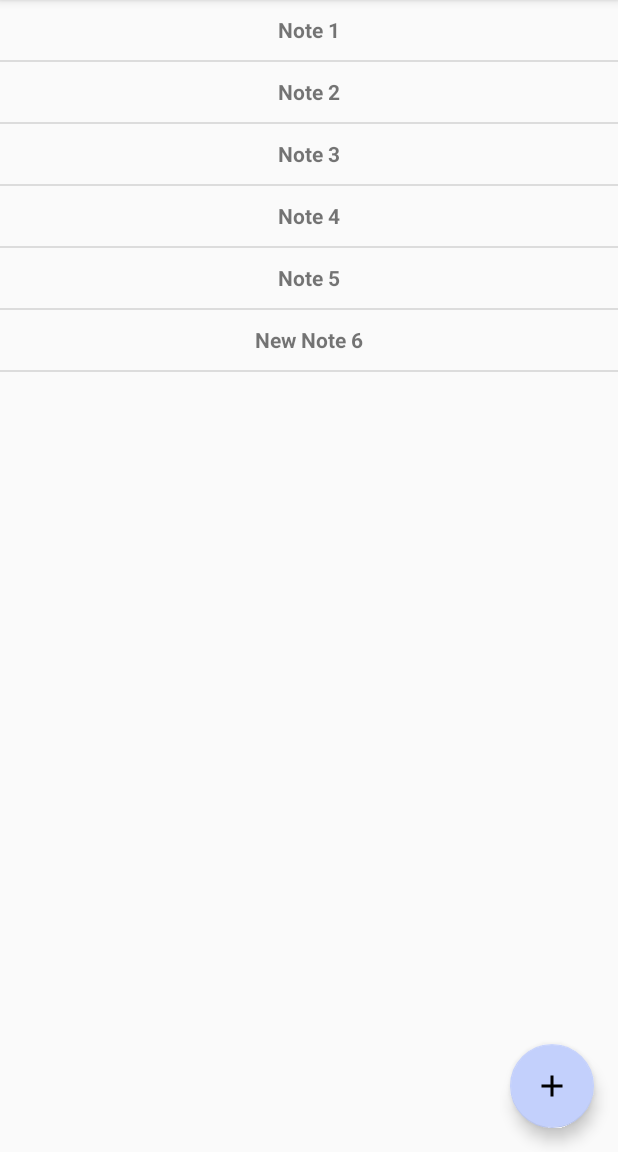
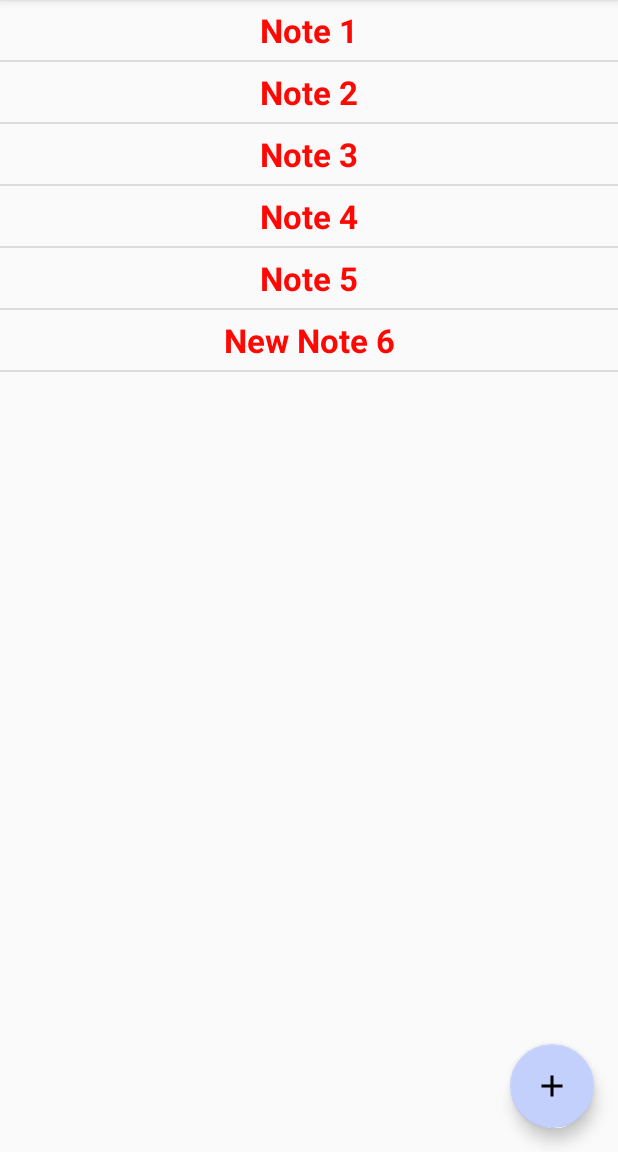
Before and after one commit to Golgoroth22/GeekBrains_Android2, an Android app: the screen it shows after launch (ListActivity), after a tap on "Add", on a phone screen of 412 x 824 dp, the part 84-1236 px from its top. Run offline under Robolectric (Android 15) with nearby library versions, the phone set to English and light mode, and no system bars.

Commit message:
Add style to text view and fab

```diff
--- a/A2_L1/app/src/main/java/com/falin/valentin/a2_l1/MyListViewAdapter.java
+++ b/A2_L1/app/src/main/java/com/falin/valentin/a2_l1/MyListViewAdapter.java
@@ -14,11 +14,11 @@ import com.falin.valentin.a2_l1.data.FakeDB;
 import java.util.List;
 
 public class MyListViewAdapter extends BaseAdapter {
-    public static String EXTRA_ID = "id";
+    static String EXTRA_ID = "id";
     private Context context;
     private LayoutInflater layoutInflater;
 
-    public MyListViewAdapter(Context context) {
+    MyListViewAdapter(Context context) {
         this.context = context;
         layoutInflater = (LayoutInflater) context.getSystemService(Context.LAYOUT_INFLATER_SERVICE);
     }
@@ -38,12 +38,12 @@ public class MyListViewAdapter extends BaseAdapter {
         return i;
     }
 
-    public void addElement() {
+    void addElement() {
         FakeDB.getDb().add(new Note("New Note " + (FakeDB.getDb().size() + 1), "New Note Text " + (FakeDB.getDb().size() + 1)));
         notifyDataSetChanged();
     }
 
-    public void deleteAll() {
+    void deleteAll() {
         FakeDB.getDb().clear();
         notifyDataSetChanged();
     }
--- a/A2_L1/app/src/main/res/layout/app_bar_list.xml
+++ b/A2_L1/app/src/main/res/layout/app_bar_list.xml
@@ -24,10 +24,9 @@
 
     <android.support.design.widget.FloatingActionButton
         android:id="@+id/fab"
+        style="@style/my_fab_style"
         android:layout_width="wrap_content"
         android:layout_height="wrap_content"
-        android:layout_gravity="bottom|end"
-        android:layout_margin="@dimen/fab_margin"
         app:srcCompat="@drawable/ic_add_black_24dp"
         tools:ignore="VectorDrawableCompat" />
 
--- a/A2_L1/app/src/main/res/layout/list_view_item.xml
+++ b/A2_L1/app/src/main/res/layout/list_view_item.xml
@@ -5,8 +5,7 @@
 
     <TextView
         android:id="@+id/short_item_title"
+        style="@style/RedBoldText"
         android:layout_width="match_parent"
-        android:layout_height="@dimen/dimen_40dp"
-        android:gravity="center"
-        android:textStyle="bold" />
+        android:layout_height="@dimen/dimen_40dp" />
 </FrameLayout>
--- /dev/null
+++ b/A2_L1/app/src/main/res/values/fab_style.xml
@@ -0,0 +1,8 @@
+<?xml version="1.0" encoding="utf-8"?>
+<resources>
+
+    <style name="my_fab_style" parent="AlertDialog.AppCompat">
+        <item name="android:layout_margin">@dimen/fab_margin</item>
+        <item name="android:layout_gravity">bottom|end</item>
+    </style>
+</resources>
--- /dev/null
+++ b/A2_L1/app/src/main/res/values/red_bold_text.xml
@@ -0,0 +1,9 @@
+<?xml version="1.0" encoding="utf-8"?>
+<resources>
+
+    <style name="RedBoldText" parent="@android:style/TextAppearance.DeviceDefault.Large">
+        <item name="android:textColor">#ff0703</item>
+        <item name="android:textStyle">bold</item>
+        <item name="android:gravity">center</item>
+    </style>
+</resources>
```
Also changed, not shown: A2_L1/app/src/main/res/layout/content_list_full_view_item.xml (+4 -6 lines).
